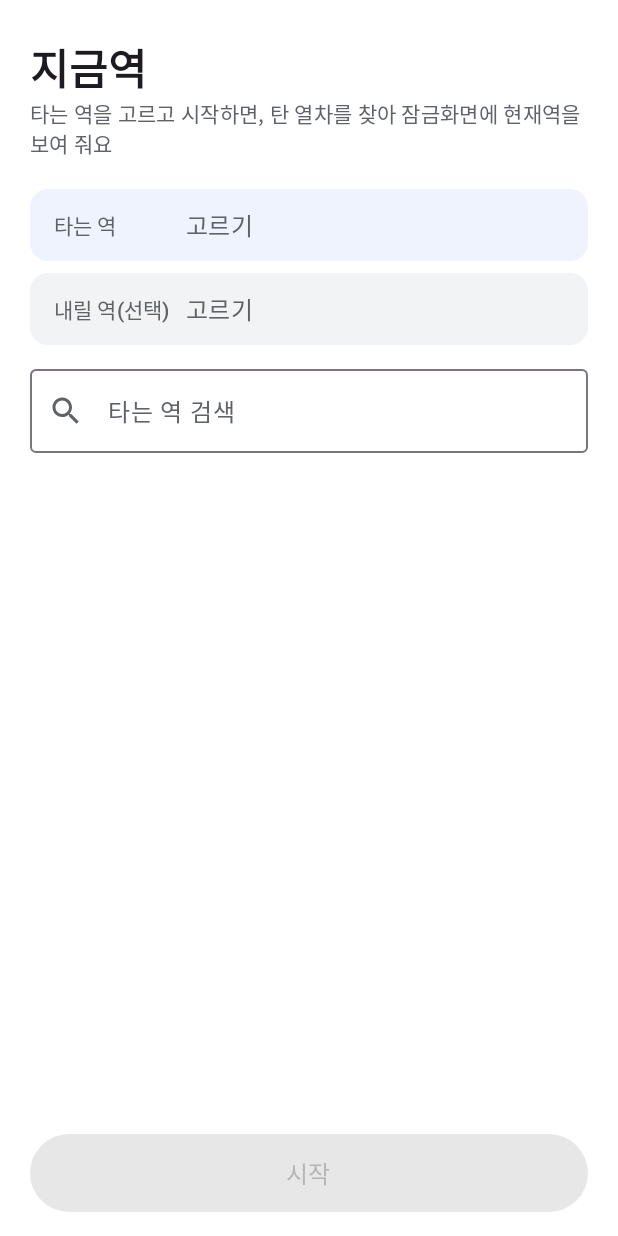
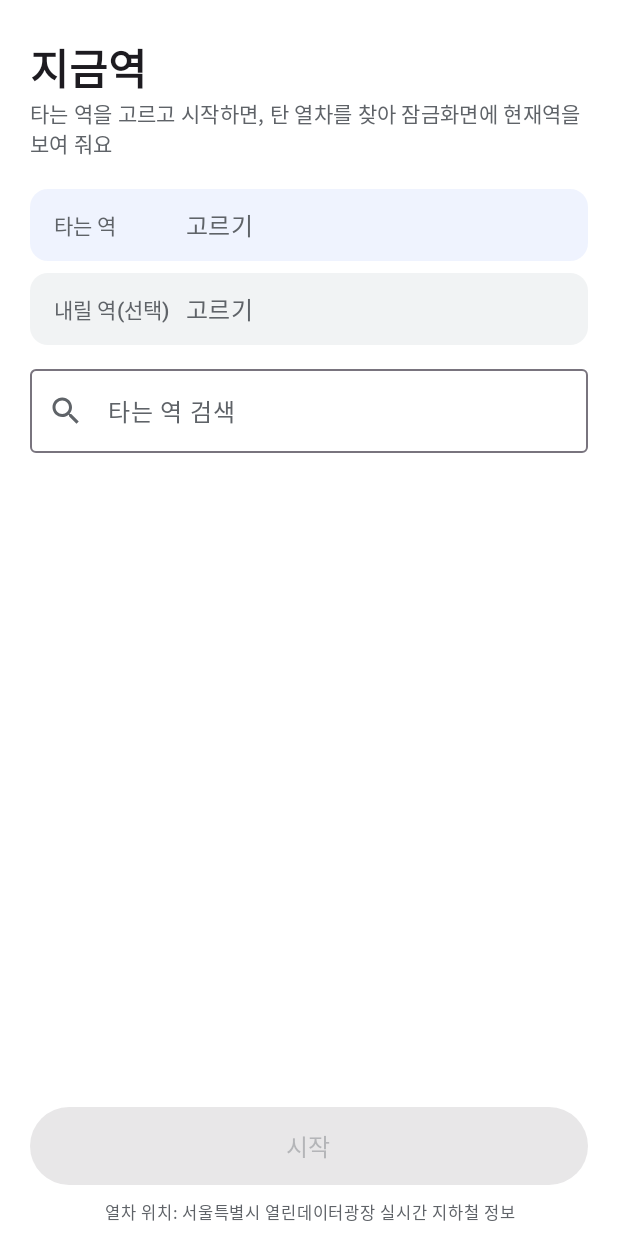
Before and after one commit to sinadsl1457/NowStation-Android, an Android app built with Jetpack Compose: the screen it shows after launch (MainActivity), on a phone screen of 412 x 824 dp. Run offline under Robolectric (Android 15) with nearby library versions, the phone set to English and light mode, and no system bars; our stand-ins replace Dagger/Hilt's generated code; libraries missing offline, so code that uses them is left out: androidx.hilt.lifecycle.

Commit message:
홈 화면·스토어 설명에 데이터 출처 표기, 스토어 자료에 연락처·개인정보처리방침
- 서울시 열린데이터광장 실시간 지하철 정보(공공데이터 이용 조건: 출처 표시)
- 운영자 grandsoft, 개인정보처리방침 https://…/privacy

Co-Authored-By: Claude Opus 5.5 <noreply@anthropic.com>

```diff
--- a/app/src/main/java/com/nowstation/app/station/ui/HomeScreen.kt
+++ b/app/src/main/java/com/nowstation/app/station/ui/HomeScreen.kt
@@ -33,6 +33,7 @@ import androidx.compose.ui.Alignment
 import androidx.compose.ui.Modifier
 import androidx.compose.ui.graphics.Color
 import androidx.compose.ui.text.font.FontWeight
+import androidx.compose.ui.text.style.TextAlign
 import androidx.compose.ui.unit.dp
 import com.nowstation.app.core.ui.lineColor
 import com.nowstation.app.station.domain.Station
@@ -83,7 +84,15 @@ fun HomeScreen(
                 enabled = state.canStart,
                 modifier = Modifier.fillMaxWidth().height(56.dp).padding(bottom = 4.dp),
             ) { Text(if (state.isStarting) "시작하는 중…" else "시작", style = MaterialTheme.typography.titleMedium) }
-            Spacer(Modifier.height(12.dp))
+            // 공공데이터 이용 조건: 출처 표시
+            Text(
+                "열차 위치: 서울특별시 열린데이터광장 실시간 지하철 정보",
+                style = MaterialTheme.typography.labelSmall,
+                color = MaterialTheme.colorScheme.onSurfaceVariant,
+                modifier = Modifier.fillMaxWidth().padding(top = 6.dp),
+                textAlign = TextAlign.Center,
+            )
+            Spacer(Modifier.height(8.dp))
         }
     }
 }
```
Also changed, not shown: 1 other file.
